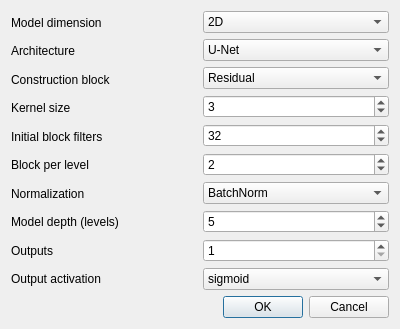
Cyril-Meyer/DeepSCEM, file window_newmodel.ui: the form before one commit.
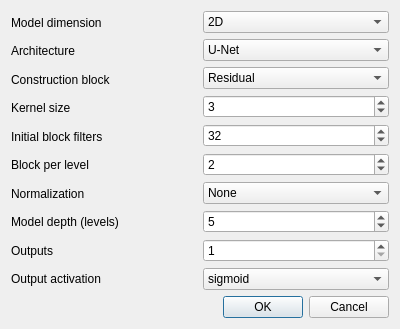
The form after the commit.

Patch:
```diff
--- a/window_newmodel.ui
+++ b/window_newmodel.ui
@@ -170,6 +170,11 @@
        </item>
        <item>
         <widget class="QComboBox" name="comboBox_normalization">
+         <item>
+          <property name="text">
+           <string>None</string>
+          </property>
+         </item>
          <item>
           <property name="text">
            <string>BatchNorm</string>
```
